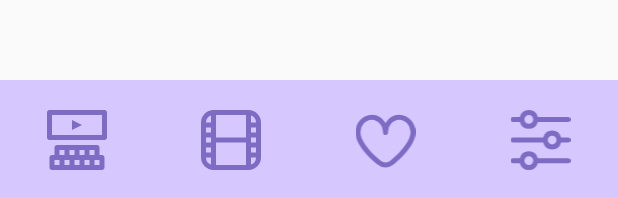
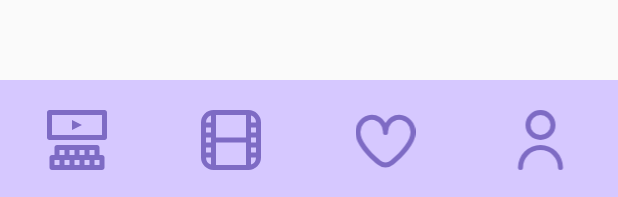
Before and after one commit to Leymoy24/KINOMANIA, an Android app: the layout fragment_navigation_bar.xml on its own in the app's theme, with its tools: preview values and no code run, on a phone screen of 412 x 824 dp. Shown: the part 1036-1233 px from the top of the screen. Run offline under Robolectric (Android 15) with nearby library versions, the phone set to English and light mode, and no system bars.

Commit message:
Make some fixes: add user icon in navigation bar

```diff
--- /dev/null
+++ b/app/src/main/res/drawable/user_account.xml
@@ -0,0 +1,5 @@
+<vector android:height="40dp" android:viewportHeight="24"
+    android:viewportWidth="24" android:width="40dp" xmlns:android="http://schemas.android.com/apk/res/android">
+    <path android:fillColor="@color/textColor" android:pathData="M12,12A6,6 0,1 0,6 6,6.006 6.006,0 0,0 12,12ZM12,2A4,4 0,1 1,8 6,4 4,0 0,1 12,2Z"/>
+    <path android:fillColor="@color/textColor" android:pathData="M12,14a9.01,9.01 0,0 0,-9 9,1 1,0 0,0 2,0 7,7 0,0 1,14 0,1 1,0 0,0 2,0A9.01,9.01 0,0 0,12 14Z"/>
+</vector>
--- a/app/src/main/res/layout/fragment_navigation_bar.xml
+++ b/app/src/main/res/layout/fragment_navigation_bar.xml
@@ -51,7 +51,7 @@
             android:layout_height="wrap_content"
             android:layout_gravity="center"
             android:layout_weight="1"
-            app:srcCompat="@drawable/settings_icon" />
+            app:srcCompat="@drawable/user_account" />
     </LinearLayout>
 
 </androidx.constraintlayout.widget.ConstraintLayout>
```
